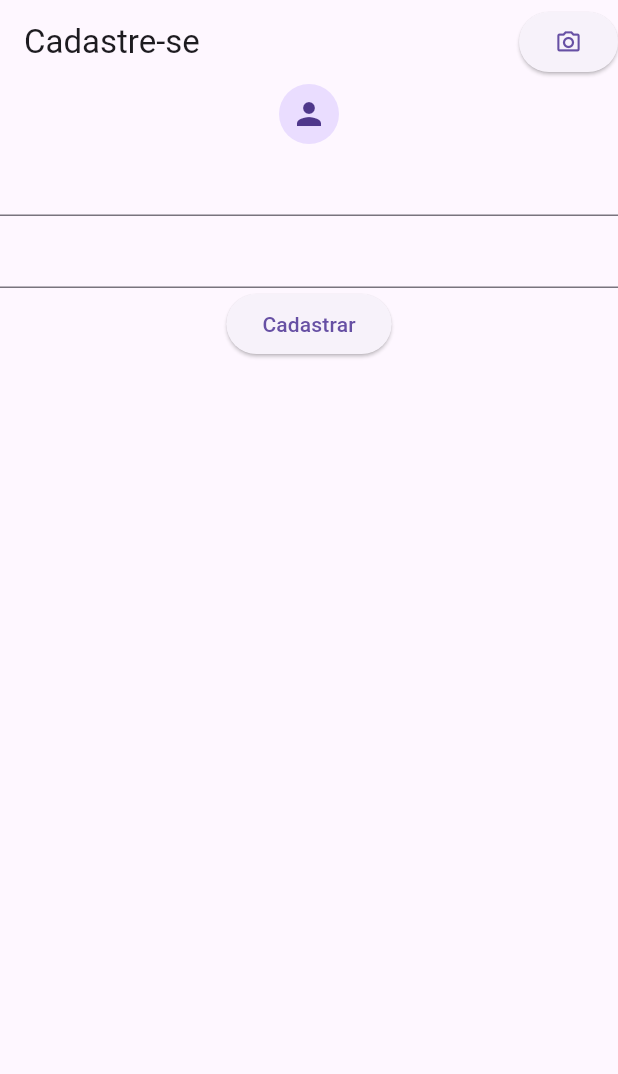
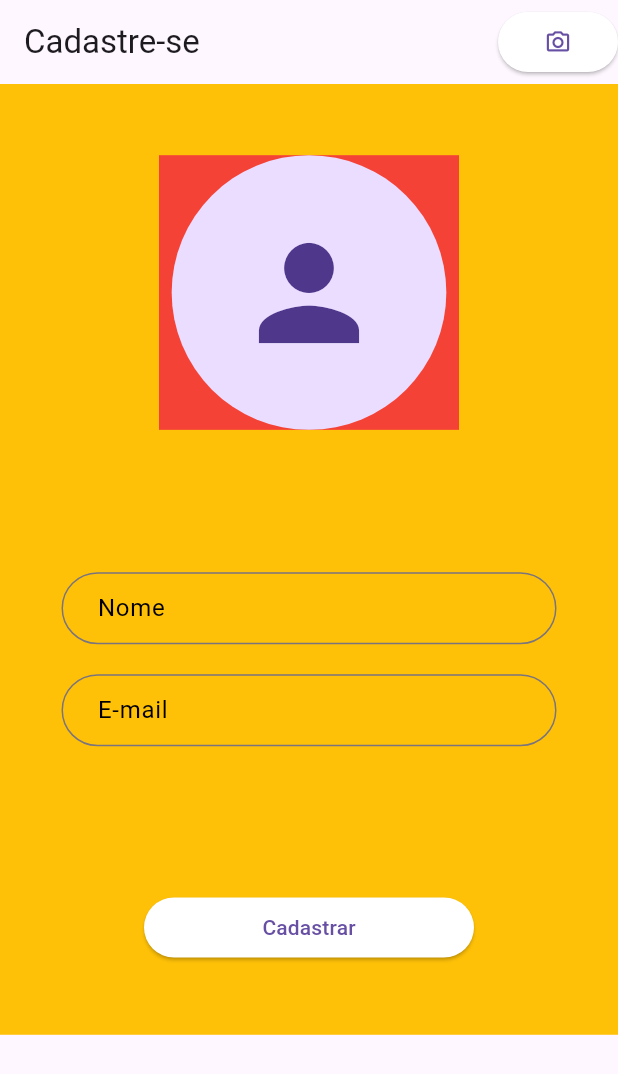
Before and after one commit to rcdo-dev/boh_humm_app, a Flutter app: the screen it shows after launch, on a phone screen of 412 x 824 dp. Shown: the top 1074 px of the screen. Run offline on Flutter 3.47's test engine with Material 3 defaults, Android fonts, the phone set to English and light mode, and no system bars; our stand-ins replace bloc, flutter_modular, sqflite; accounts and stored records are empty.

Commit message:
feat: positioned elements in screen.

```diff
--- a/lib/features/motoboy/page/motoboy_page.dart
+++ b/lib/features/motoboy/page/motoboy_page.dart
@@ -1,3 +1,5 @@
+import 'package:boh_humm/shared/widgets/app_button.dart';
+import 'package:boh_humm/shared/widgets/app_text_form_field.dart';
 import 'package:flutter/material.dart';
 
 class MotoboyPage extends StatelessWidget {
@@ -7,32 +9,58 @@ class MotoboyPage extends StatelessWidget {
 
   @override
   Widget build(BuildContext context) {
+    final size = MediaQuery.of(context).size;
     return Scaffold(
       appBar: AppBar(
         title: Text('Cadastre-se'),
         actions: [
-          ElevatedButton(
+          AppButton(
             onPressed: () {},
             child: Icon(
               Icons.camera_alt_outlined,
             ),
+            width: 80,
           ),
         ],
       ),
-      body: Column(
-        children: <Widget>[
-          CircleAvatar(
-            child: Icon(Icons.person),
-          ),
-          TextFormField(),
-          TextFormField(),
-          ElevatedButton(
-            onPressed: () {},
-            child: Text(
-              'Cadastrar',
+      body: Container(
+        height: size.height / 1.3,
+        width: double.infinity,
+        color: Colors.amber,
+        child: Column(
+          mainAxisAlignment: MainAxisAlignment.spaceAround,
+          children: <Widget>[
+            Container(
+              color: Colors.red,
+              height: size.height / 4.5,
+              child: CircleAvatar(
+                child: Icon(
+                  Icons.person,
+                  size: 100,
+                ),
+                maxRadius: 100,
+              ),
             ),
-          )
-        ],
+            Column(
+              children: <Widget>[
+                AppTextFormField(
+                  labelText: 'Nome',
+                ),
+                SizedBox(
+                  height: 18,
+                ),
+                AppTextFormField(
+                  labelText: 'E-mail',
+                ),
+              ],
+            ),
+            AppButton(
+              child: Text('Cadastrar'),
+              onPressed: () {},
+              width: 220,
+            ),
+          ],
+        ),
       ),
     );
   }
--- a/lib/shared/widgets/app_button.dart
+++ b/lib/shared/widgets/app_button.dart
@@ -3,18 +3,26 @@ import 'package:flutter/material.dart';
 class AppButton extends StatelessWidget {
   final void Function()? onPressed;
   final Widget? child;
+  final double? width;
 
   const AppButton({
     super.key,
     this.onPressed,
     this.child,
+    this.width,
   });
 
   @override
   Widget build(BuildContext context) {
-    return ElevatedButton(
-      onPressed: onPressed,
-      child: child,
+    return SizedBox(
+      width: width,
+      child: ElevatedButton(
+        onPressed: onPressed,
+        child: child,
+        style: ElevatedButton.styleFrom(
+          backgroundColor: Colors.white,
+        ),
+      ),
     );
   }
 }
--- /dev/null
+++ b/lib/shared/widgets/app_text_form_field.dart
@@ -0,0 +1,34 @@
+import 'package:flutter/material.dart';
+
+class AppTextFormField extends StatelessWidget {
+  final String? labelText;
+
+  const AppTextFormField({
+    super.key,
+    this.labelText,
+  });
+
+  @override
+  Widget build(BuildContext context) {
+    return SizedBox(
+      height: 50,
+      width: 330,
+      child: TextFormField(
+        cursorColor: Colors.black,
+        decoration: InputDecoration(
+          contentPadding: EdgeInsets.only(left: 20),
+          labelText: labelText,
+          labelStyle: TextStyle(
+            color: Colors.black,
+          ),
+          border: OutlineInputBorder(
+            borderRadius: BorderRadius.circular(25),
+          ),
+          focusedBorder: OutlineInputBorder(
+            borderRadius: BorderRadius.circular(25),
+          ),
+        ),
+      ),
+    );
+  }
+}
--- a/pubspec.yaml
+++ b/pubspec.yaml
@@ -41,3 +41,6 @@ dev_dependencies:
 
   # Used to mock classes
   mocktail: ^1.0.4
+
+flutter:
+  uses-material-design: true
```
Also changed, not shown: 4 other files.
